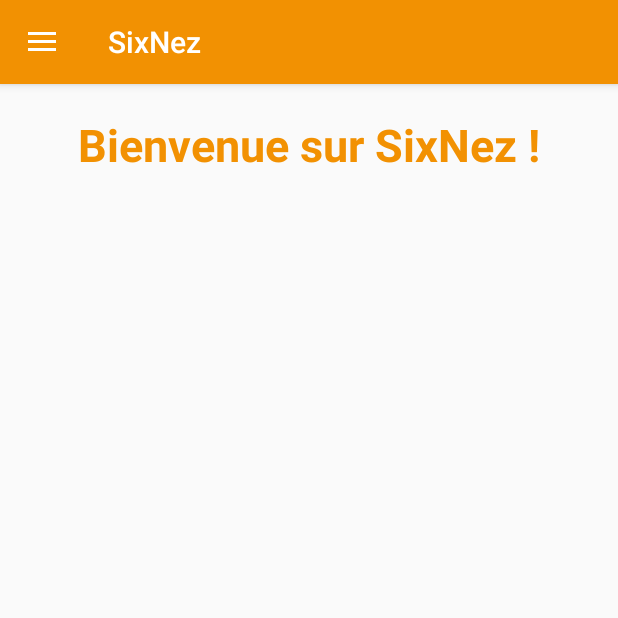
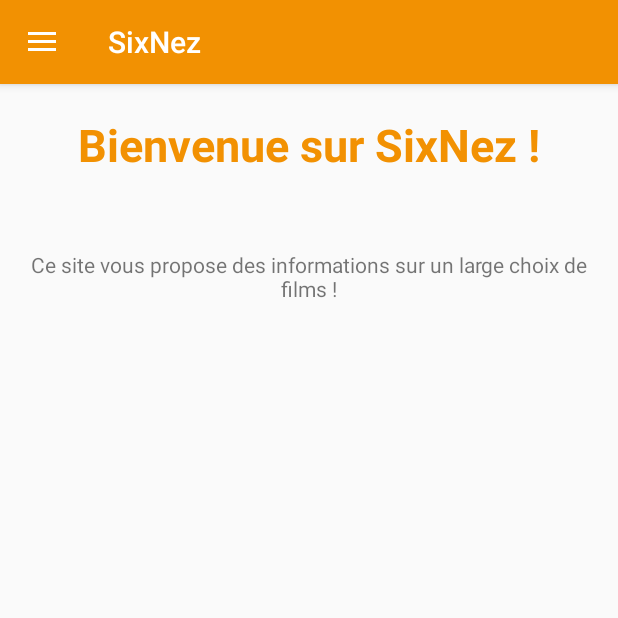
Before and after one commit to AlexandreBRUHAT/SixNez_Mobile, an Android app: the screen it shows after launch (MainActivity), on a phone screen of 412 x 824 dp, the top half of it. Run offline under Robolectric (Android 15) with nearby library versions, the phone set to English and light mode, and no system bars; our stand-ins replace data binding.

Commit message:
Quelques ajouts pour le login/register/home

```diff
--- a/app/src/main/java/com/sixnez/HomeFragment.kt
+++ b/app/src/main/java/com/sixnez/HomeFragment.kt
@@ -15,6 +15,7 @@ import com.sixnez.viewmodel.HomeViewModel
 import com.sixnez.viewmodel.LoginViewModel
 import com.sixnez.viewmodelfactory.HomeViewModelFactory
 import com.sixnez.viewmodelfactory.LoginViewModelFactory
+import kotlinx.android.synthetic.main.fragment_home.*
 
 class HomeFragment : Fragment() {
     private lateinit var binding: FragmentHomeBinding
@@ -29,6 +30,7 @@ class HomeFragment : Fragment() {
         binding = DataBindingUtil.inflate(inflater, R.layout.fragment_home, container, false)
         binding.lifecycleOwner = this
 
+        val activity = activity as MainActivity?
         val application = requireNotNull(this.activity).application
         val viewModelFactory = HomeViewModelFactory(application)
 
@@ -37,9 +39,17 @@ class HomeFragment : Fragment() {
                 this, viewModelFactory).get(HomeViewModel::class.java)
 
         binding.viewModel = viewModel
+//
+
 
         binding.apply {
             tvTitle.text = getString(R.string.home_title)
+            tvWelcome.text = getString(R.string.presentation)
+            tvConnectedAs.text = getString(R.string.connected_as, activity?.getUsername())
+
+//            if (activity?.isConnected() != true) {
+                tvConnectedAs.visibility = View.GONE
+//            }
         }
 
         return binding.root
--- a/app/src/main/java/com/sixnez/MainActivity.kt
+++ b/app/src/main/java/com/sixnez/MainActivity.kt
@@ -86,6 +86,14 @@ class MainActivity : AppCompatActivity(), NavigationView.OnNavigationItemSelecte
         viewModel.disconnect()
     }
 
+    fun getUsername(): String? {
+        return viewModel.user.value?.login
+    }
+
+    fun isConnected(): Boolean {
+        return viewModel.isConnected.value?:false
+    }
+
     override fun onNavigationItemSelected(item: MenuItem): Boolean {
 
         when (item.itemId) {
--- a/app/src/main/java/com/sixnez/ProfileFragment.kt
+++ b/app/src/main/java/com/sixnez/ProfileFragment.kt
@@ -6,14 +6,10 @@ import android.view.View
 import android.view.ViewGroup
 import androidx.databinding.DataBindingUtil
 import androidx.fragment.app.Fragment
-import androidx.lifecycle.Observer
 import androidx.lifecycle.ViewModelProviders
-import androidx.navigation.fragment.findNavController
 import com.sixnez.databinding.FragmentProfileBinding
 import com.sixnez.viewmodel.ProfileViewModel
-import com.sixnez.viewmodel.LoginViewModel
 import com.sixnez.viewmodelfactory.ProfileViewModelFactory
-import com.sixnez.viewmodelfactory.LoginViewModelFactory
 
 class ProfileFragment : Fragment() {
     private lateinit var binding: FragmentProfileBinding
--- a/app/src/main/java/com/sixnez/viewmodelfactory/LoginViewModelFactory.kt
+++ b/app/src/main/java/com/sixnez/viewmodelfactory/LoginViewModelFactory.kt
@@ -6,13 +6,12 @@ import androidx.lifecycle.ViewModelProvider
 import com.sixnez.viewmodel.LoginViewModel
 
 class LoginViewModelFactory (
-    private val application: Application,
-    private val userID: Long = 0L
+    private val application: Application
 ) : ViewModelProvider.Factory {
     @Suppress("unchecked_cast")
     override fun <T : ViewModel?> create(modelClass: Class<T>): T {
         if (modelClass.isAssignableFrom(LoginViewModel::class.java)) {
-            return LoginViewModel(application,userID) as T // userID
+            return LoginViewModel(application) as T // userID
         }
         throw IllegalArgumentException("Unknown ViewModel class")
     }
--- a/app/src/main/java/com/sixnez/viewmodelfactory/RegisterViewModelFactory.kt
+++ b/app/src/main/java/com/sixnez/viewmodelfactory/RegisterViewModelFactory.kt
@@ -11,7 +11,7 @@ class RegisterViewModelFactory (
     @Suppress("unchecked_cast")
     override fun <T : ViewModel?> create(modelClass: Class<T>): T {
         if (modelClass.isAssignableFrom(RegisterViewModel::class.java)) {
-            return RegisterViewModel(application) as T // userID
+            return RegisterViewModel(application) as T
         }
         throw IllegalArgumentException("Unknown ViewModel class")
     }
--- a/app/src/main/res/layout/fragment_home.xml
+++ b/app/src/main/res/layout/fragment_home.xml
@@ -25,5 +25,25 @@
             app:layout_constraintRight_toRightOf="parent"
             app:layout_constraintTop_toTopOf="parent" />
 
+        <TextView
+            android:id="@+id/tv_welcome"
+            android:layout_width="match_parent"
+            android:layout_height="wrap_content"
+            android:gravity="center"
+            android:layout_marginTop="50dp"
+            app:layout_constraintTop_toBottomOf="@+id/tv_title"
+            app:layout_constraintRight_toRightOf="parent"
+            app:layout_constraintLeft_toLeftOf="parent" />
+
+        <TextView
+            android:id="@+id/tv_connected_as"
+            android:layout_width="match_parent"
+            android:layout_height="wrap_content"
+            android:gravity="center"
+            android:layout_marginTop="50dp"
+            app:layout_constraintTop_toBottomOf="@+id/tv_welcome"
+            app:layout_constraintRight_toRightOf="parent"
+            app:layout_constraintLeft_toLeftOf="parent" />
+
     </androidx.constraintlayout.widget.ConstraintLayout>
 </layout>
--- a/app/src/main/res/values/strings.xml
+++ b/app/src/main/res/values/strings.xml
@@ -45,7 +45,7 @@
 
     <string name="home_title">Bienvenue sur SixNez !</string>
     <string name="about_title">A propos</string>
-    <string name="about">Cette application a été conçue par des gens pour des gens. Cordialement la Direction</string>
+    <string name="about">Cette application a été conçue par des gens pour des gens. Cordialement, la Direction</string>
     <string name="films_title">Recherche de film</string>
     <string name="actors_title">Recherche d\'acteur</string>
     <string name="profile_title">Mon profil</string>
@@ -60,4 +60,7 @@
     <string name="nav_logout">Se déconnecter</string>
     <string name="nav_project">Le projet</string>
     <string name="nav_about">A propos</string>
+
+    <string name="presentation">Ce site vous propose des informations sur un large choix de films !</string>
+    <string name="connected_as">Connecté en tant que %s.</string>
 </resources>
```
Also changed, not shown: app/src/main/java/com/sixnez/LoginFragment.kt (+10 -2 lines), app/src/main/java/com/sixnez/RegisterFragment.kt (+9 -2 lines), app/src/main/java/com/sixnez/viewmodel/LoginViewModel.kt (+24 -15 lines), app/src/main/java/com/sixnez/viewmodel/RegisterViewModel.kt (+22 -10 lines).
